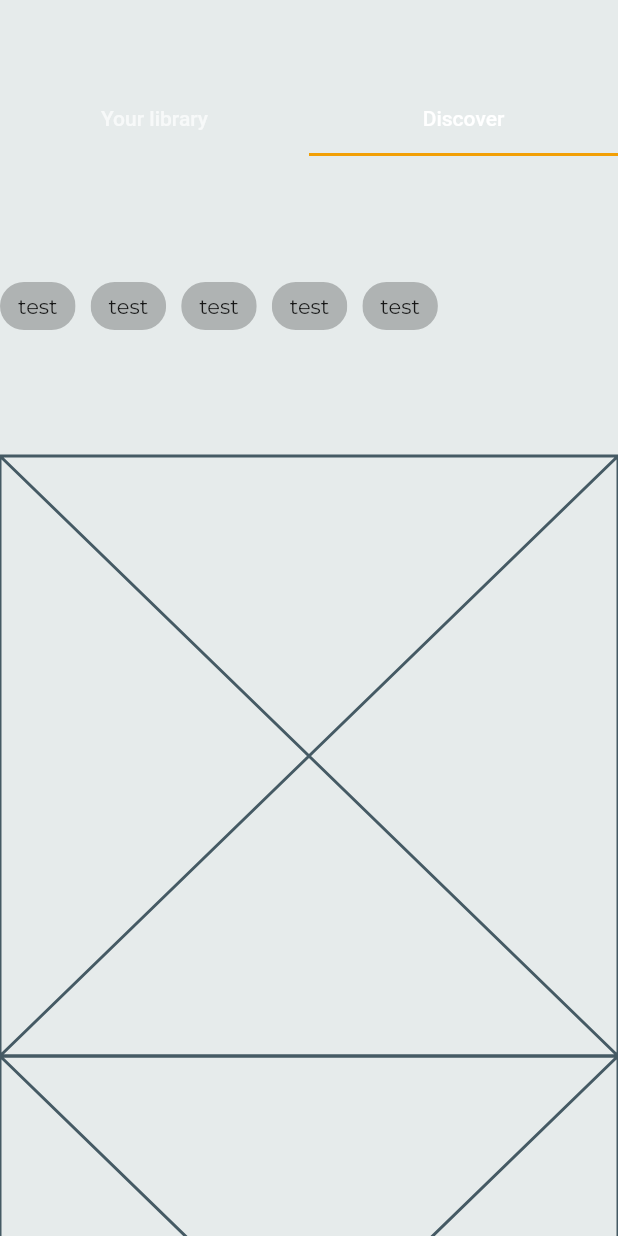
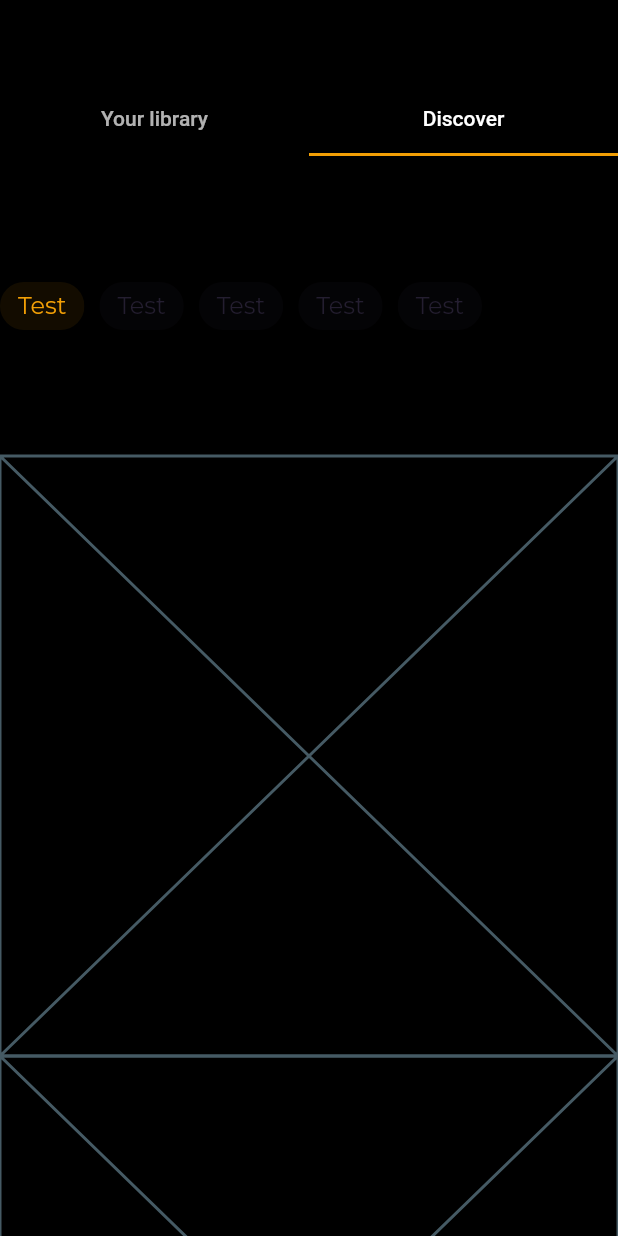
Before and after one commit to teddy-choe/FlutterCaster, a Flutter app: the screen it shows after launch, tab 2 chosen, on a phone screen of 412 x 824 dp. Run offline on Flutter 3.47's test engine with Material 2 defaults, Android fonts, the phone set to English and light mode, and no system bars; our stand-ins replace google_fonts.

Commit message:
change colors, Choice Chip's color

```diff
--- a/lib/home/discover/discover.dart
+++ b/lib/home/discover/discover.dart
@@ -7,7 +7,8 @@ class DiscoverPage extends StatelessWidget {
 
   @override
   Widget build(BuildContext context) {
-    return Column(
+    return SingleChildScrollView(
+      child: Column(
         children: [
           SizedBox(
             height: 200,
@@ -15,6 +16,7 @@ class DiscoverPage extends StatelessWidget {
           ),
           PodcastCategory()
         ],
+      ),
     );
   }
 }
@@ -45,11 +47,24 @@ class _PodcastCategoryTabsState extends State<PodcastCategoryTabs>
       itemCount: 5,
       itemBuilder: (context, index) {
         return ChoiceChip(
-          label: Text("test"),
-          selected: _indexSelected.value == 0,
+          // color: MaterialStateColor.resolveWith((states) => Theme.of(context).colorScheme.error),
+          selectedColor:
+              Theme.of(context).colorScheme.primary.withOpacity(0.08),
+          backgroundColor:
+              Theme.of(context).colorScheme.onSurface.withOpacity(0.12),
+          label: Text(
+            'Test',
+            style: TextStyle(
+              fontSize: Theme.of(context).textTheme.bodySmall?.fontSize,
+              color: _indexSelected.value == index
+                  ? Theme.of(context).colorScheme.primary
+                  : Theme.of(context).colorScheme.onSurface,
+            ),
+          ),
+          selected: _indexSelected.value == index,
           onSelected: (value) {
             setState(() {
-              _indexSelected.value = value ? 0 : -1;
+              _indexSelected.value = index;
             });
           },
         );
--- a/lib/theme/caster_theme_data.dart
+++ b/lib/theme/caster_theme_data.dart
@@ -6,11 +6,9 @@ class FlutterCasterTheme {
   static const _darkFillColor = Colors.white;
 
   static final Color _lightFocusColor = Colors.black.withOpacity(0.12);
-  static final Color _darkFocusColor = Colors.white.withOpacity(0.12);
 
   static ThemeData lightThemeData =
       themeData(lightColorScheme, _lightFocusColor);
-  static ThemeData darkThemeData = themeData(darkColorScheme, _darkFocusColor);
 
   static ThemeData themeData(ColorScheme colorScheme, Color focusColor) {
     return ThemeData(
@@ -40,31 +38,15 @@ class FlutterCasterTheme {
   static const ColorScheme lightColorScheme = ColorScheme(
     primary: Color(0xFFF29F05),
     secondary: Color(0xFFF29F05),
-    background: Color(0xFFE6EBEB),
+    background: Colors.black,
     surface: Color(0xFFFAFBFB),
-    onBackground: Colors.white,
+    onBackground: Colors.black,
     error: Color(0xFFEA6D7E),
     onError: Color(0xFF000000),
     onPrimary: Color(0xFF000000),
     onSecondary: Color(0xFF000000),
     onSurface: Color(0xFF241E30),
     brightness: Brightness.light,
-  );
-
-  static const ColorScheme darkColorScheme = ColorScheme(
-    primary: Color(0xFFFF8383),
-    primaryContainer: Color(0xFF1CDEC9),
-    secondary: Color(0xFF4D1F7C),
-    secondaryContainer: Color(0xFF451B6F),
-    background: Color(0xFF241E30),
-    surface: Color(0xFF1F1929),
-    onBackground: Color(0x0DFFFFFF), // White with 0.05 opacity
-    error: _darkFillColor,
-    onError: _darkFillColor,
-    onPrimary: _darkFillColor,
-    onSecondary: _darkFillColor,
-    onSurface: _darkFillColor,
-    brightness: Brightness.dark,
   );
 
   static const _regular = FontWeight.w400;
```
Lines whose indentation alone changed are shown as unchanged.
